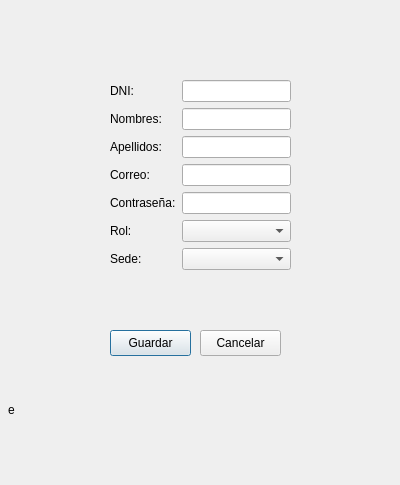
Qt form presentation/ui/usuario_form.ui (ChristValdez/SIGESA-v1) before a commit.
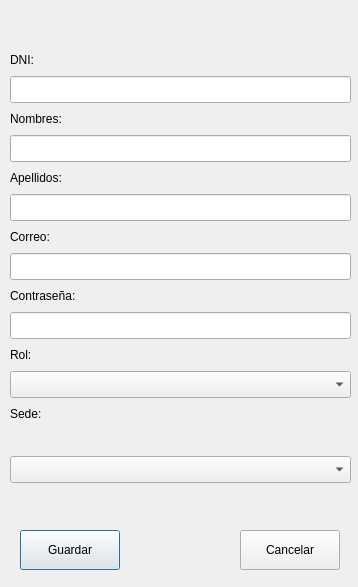
The same form after that commit.

Diff of the .ui file:
```diff
--- a/presentation/ui/usuario_form.ui
+++ b/presentation/ui/usuario_form.ui
@@ -6,138 +6,173 @@
    <rect>
     <x>0</x>
     <y>0</y>
-    <width>400</width>
-    <height>485</height>
+    <width>358</width>
+    <height>587</height>
    </rect>
   </property>
   <property name="windowTitle">
    <string>Dialog</string>
   </property>
-  <widget class="QWidget" name="formLayoutWidget">
+  <widget class="QPushButton" name="btn_guardar">
    <property name="geometry">
     <rect>
-     <x>110</x>
-     <y>80</y>
-     <width>181</width>
-     <height>220</height>
+     <x>20</x>
+     <y>530</y>
+     <width>100</width>
+     <height>40</height>
     </rect>
    </property>
-   <layout class="QFormLayout" name="formLayout">
-    <item row="0" column="0">
+   <property name="text">
+    <string>Guardar</string>
+   </property>
+  </widget>
+  <widget class="QPushButton" name="btn_cancelar">
+   <property name="geometry">
+    <rect>
+     <x>240</x>
+     <y>530</y>
+     <width>100</width>
+     <height>40</height>
+    </rect>
+   </property>
+   <property name="text">
+    <string>Cancelar</string>
+   </property>
+  </widget>
+  <widget class="QWidget" name="">
+   <property name="geometry">
+    <rect>
+     <x>10</x>
+     <y>50</y>
+     <width>341</width>
+     <height>433</height>
+    </rect>
+   </property>
+   <layout class="QVBoxLayout" name="verticalLayout">
+    <item>
      <widget class="QLabel" name="label">
       <property name="text">
        <string>DNI:</string>
       </property>
      </widget>
     </item>
-    <item row="0" column="1">
-     <widget class="QLineEdit" name="input_dni"/>
+    <item>
+     <widget class="QLineEdit" name="input_dni">
+      <property name="font">
+       <font>
+        <pointsize>12</pointsize>
+       </font>
+      </property>
+     </widget>
     </item>
-    <item row="1" column="0">
+    <item>
      <widget class="QLabel" name="label_2">
       <property name="text">
        <string>Nombres:</string>
       </property>
      </widget>
     </item>
-    <item row="1" column="1">
-     <widget class="QLineEdit" name="input_nombres"/>
+    <item>
+     <widget class="QLineEdit" name="input_nombres">
+      <property name="font">
+       <font>
+        <pointsize>12</pointsize>
+       </font>
+      </property>
+     </widget>
     </item>
-    <item row="2" column="0">
+    <item>
      <widget class="QLabel" name="label_3">
       <property name="text">
        <string>Apellidos:</string>
       </property>
      </widget>
     </item>
-    <item row="2" column="1">
-     <widget class="QLineEdit" name="input_apellidos"/>
+    <item>
+     <widget class="QLineEdit" name="input_apellidos">
+      <property name="font">
+       <font>
+        <pointsize>12</pointsize>
+       </font>
+      </property>
+     </widget>
     </item>
-    <item row="3" column="0">
+    <item>
      <widget class="QLabel" name="label_4">
       <property name="text">
        <string>Correo:</string>
       </property>
      </widget>
     </item>
-    <item row="3" column="1">
-     <widget class="QLineEdit" name="input_email"/>
+    <item>
+     <widget class="QLineEdit" name="input_email">
+      <property name="font">
+       <font>
+        <pointsize>12</pointsize>
+       </font>
+      </property>
+     </widget>
     </item>
-    <item row="4" column="0">
+    <item>
      <widget class="QLabel" name="label_5">
       <property name="text">
        <string>Contraseña:</string>
       </property>
      </widget>
     </item>
-    <item row="4" column="1">
+    <item>
      <widget class="QLineEdit" name="input_password">
+      <property name="font">
+       <font>
+        <pointsize>12</pointsize>
+       </font>
+      </property>
       <property name="echoMode">
        <enum>QLineEdit::EchoMode::Password</enum>
       </property>
      </widget>
     </item>
-    <item row="5" column="0">
+    <item>
      <widget class="QLabel" name="label_6">
       <property name="text">
        <string>Rol:</string>
       </property>
      </widget>
     </item>
-    <item row="5" column="1">
-     <widget class="QComboBox" name="combo_rol"/>
+    <item>
+     <widget class="QComboBox" name="combo_rol">
+      <property name="font">
+       <font>
+        <pointsize>12</pointsize>
+       </font>
+      </property>
+     </widget>
     </item>
-    <item row="6" column="0">
+    <item>
      <widget class="QLabel" name="label_7">
       <property name="text">
        <string>Sede:</string>
       </property>
      </widget>
     </item>
-    <item row="6" column="1">
-     <widget class="QComboBox" name="combo_sede"/>
+    <item>
+     <widget class="QLabel" name="lbl_error">
+      <property name="text">
+       <string/>
+      </property>
+     </widget>
+    </item>
+    <item>
+     <widget class="QComboBox" name="combo_sede">
+      <property name="font">
+       <font>
+        <pointsize>12</pointsize>
+       </font>
+      </property>
+     </widget>
     </item>
    </layout>
   </widget>
-  <widget class="QPushButton" name="btn_guardar">
-   <property name="geometry">
-    <rect>
-     <x>110</x>
-     <y>330</y>
-     <width>81</width>
-     <height>26</height>
-    </rect>
-   </property>
-   <property name="text">
-    <string>Guardar</string>
-   </property>
-  </widget>
-  <widget class="QPushButton" name="btn_cancelar">
-   <property name="geometry">
-    <rect>
-     <x>200</x>
-     <y>330</y>
-     <width>81</width>
-     <height>26</height>
-    </rect>
-   </property>
-   <property name="text">
-    <string>Cancelar</string>
-   </property>
-  </widget>
-  <widget class="QLabel" name="lbl_error">
-   <property name="geometry">
-    <rect>
-     <x>8</x>
-     <y>400</y>
-     <width>391</width>
-     <height>20</height>
-    </rect>
-   </property>
-   <property name="text">
-    <string>e</string>
-   </property>
-  </widget>
  </widget>
  <resources/>
  <connections/>
```
